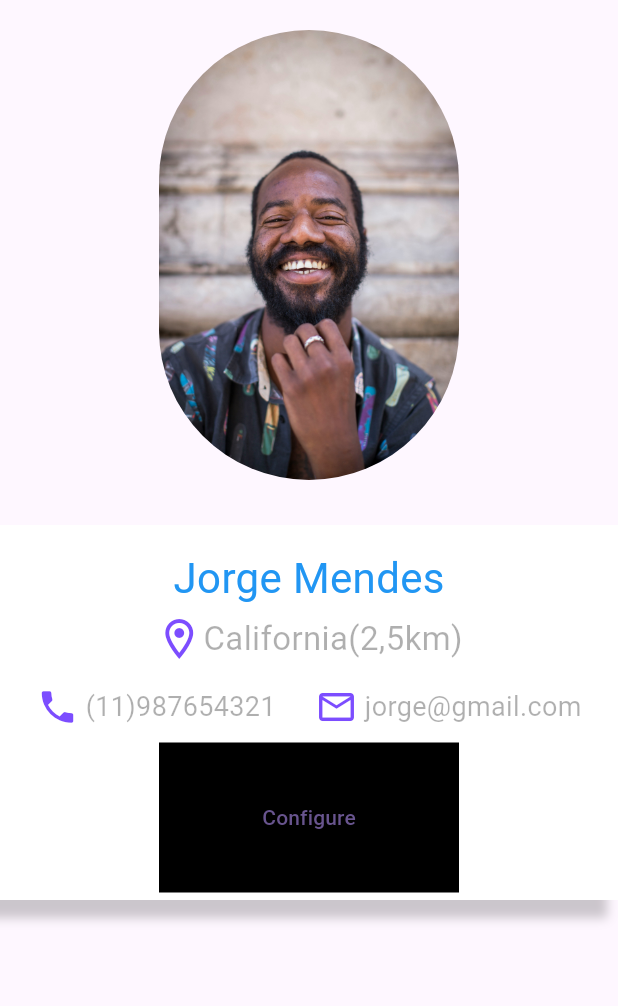
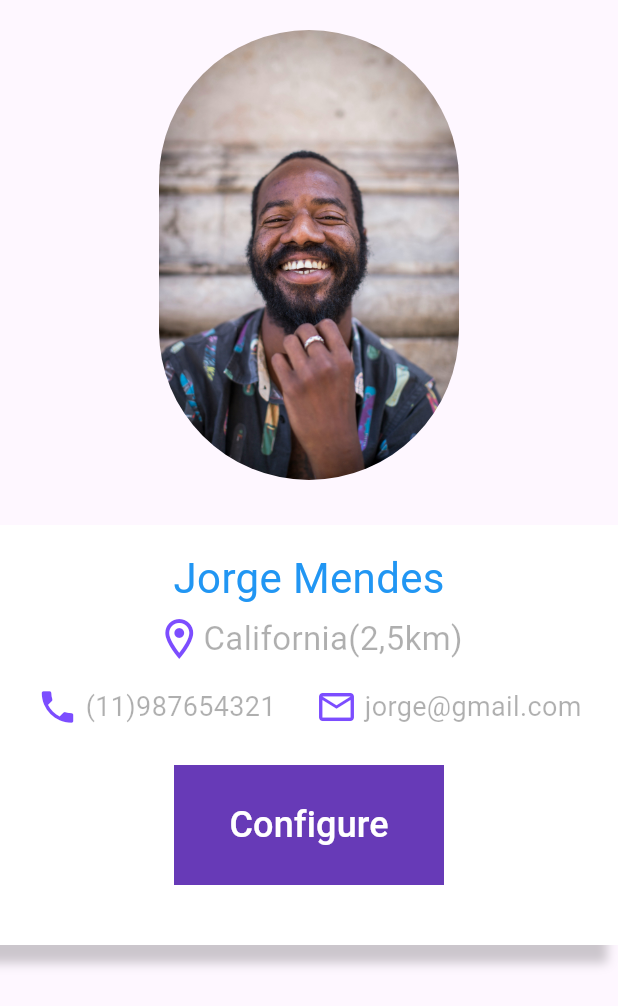
Before and after one commit to RaphaCardoso/pet-adopt_flutter, a Flutter app: the Userperfil screen opened directly, on a phone screen of 412 x 824 dp. Shown: the top 1006 px of the screen. Run offline on Flutter 3.47's test engine with Material 3 defaults, Android fonts, the light colour scheme and no system bars; Roboto replaces fonts that are missing (Poppins).

Commit message:
remove bugs

```diff
--- a/pet_adopt_project/lib/view/userPerfil.dart
+++ b/pet_adopt_project/lib/view/userPerfil.dart
@@ -36,7 +36,7 @@ class _UserperfilState extends State<Userperfil> {
               ],
             ),
             Container(
-              height: 250,
+              height: 280,
               decoration: BoxDecoration(
                 color: Colors.white, // Cor de fundo do Container
                 boxShadow: [
@@ -146,14 +146,21 @@ class _UserperfilState extends State<Userperfil> {
                           mainAxisAlignment: MainAxisAlignment.spaceAround,
                           children: [
                             Container(
-                              width: 200,
-                              height: 100,
-                              padding: EdgeInsets.all(10),
+                              width: 180,
+                              height: 80,
+                              padding: EdgeInsets.all(5),
+                              margin: EdgeInsets.only(top: 15),
                               decoration:
-                                  const BoxDecoration(color: Colors.black),
+                                  const BoxDecoration(color: Colors.deepPurple),
                               child: TextButton(
                                   onPressed: () {},
-                                  child: const Text('Configure', style: ,)),
+                                  child: const Text(
+                                    'Configure',
+                                    style: TextStyle(
+                                      fontSize: 24,
+                                      color: Colors.white,
+                                    ),
+                                  )),
                             ),
                           ],
                         ),
```
